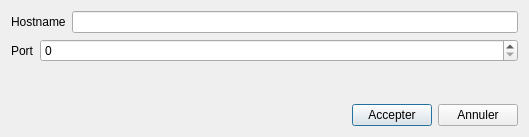
First picture: the form in messenger.ui, repository AlaBelgacem/SmartAid-2A1, before the edit.
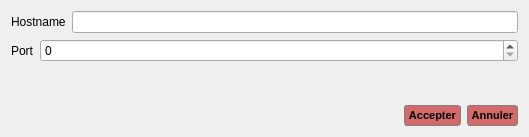
Second picture: the form after the edit.

The edit to the form file:
```diff
--- a/messenger.ui
+++ b/messenger.ui
@@ -59,6 +59,22 @@
      </item>
      <item>
       <widget class="QPushButton" name="pb_accepter">
+       <property name="styleSheet">
+        <string notr="true">QPushButton{
+  background-color: #D46A6A;
+     border-style: allset;
+     border-width: 2px;
+     border-radius: 3px;
+     border: 1px solid grey;
+     font: bold 11px;
+     min-width: 5em;
+     padding: 3px;
+}
+ QPushButton:pressed {
+     background-color: qlineargradient(x1: 0, y1: 0, x2: 0, y2: 1,
+                                       stop: 0 #dadbde, stop: 1 #f6f7fa);
+ }</string>
+       </property>
        <property name="text">
         <string>Accepter</string>
        </property>
@@ -66,6 +82,22 @@
      </item>
      <item>
       <widget class="QPushButton" name="pb_cancel">
+       <property name="styleSheet">
+        <string notr="true">QPushButton{
+  background-color: #D46A6A;
+     border-style: allset;
+     border-width: 2px;
+     border-radius: 3px;
+     border: 1px solid grey;
+     font: bold 11px;
+     min-width: 5em;
+     padding: 3px;
+}
+ QPushButton:pressed {
+     background-color: qlineargradient(x1: 0, y1: 0, x2: 0, y2: 1,
+                                       stop: 0 #dadbde, stop: 1 #f6f7fa);
+ }</string>
+       </property>
        <property name="text">
         <string>Annuler</string>
        </property>
```
Left out of the diff: 6 changed lines with no effect on the pictures.
